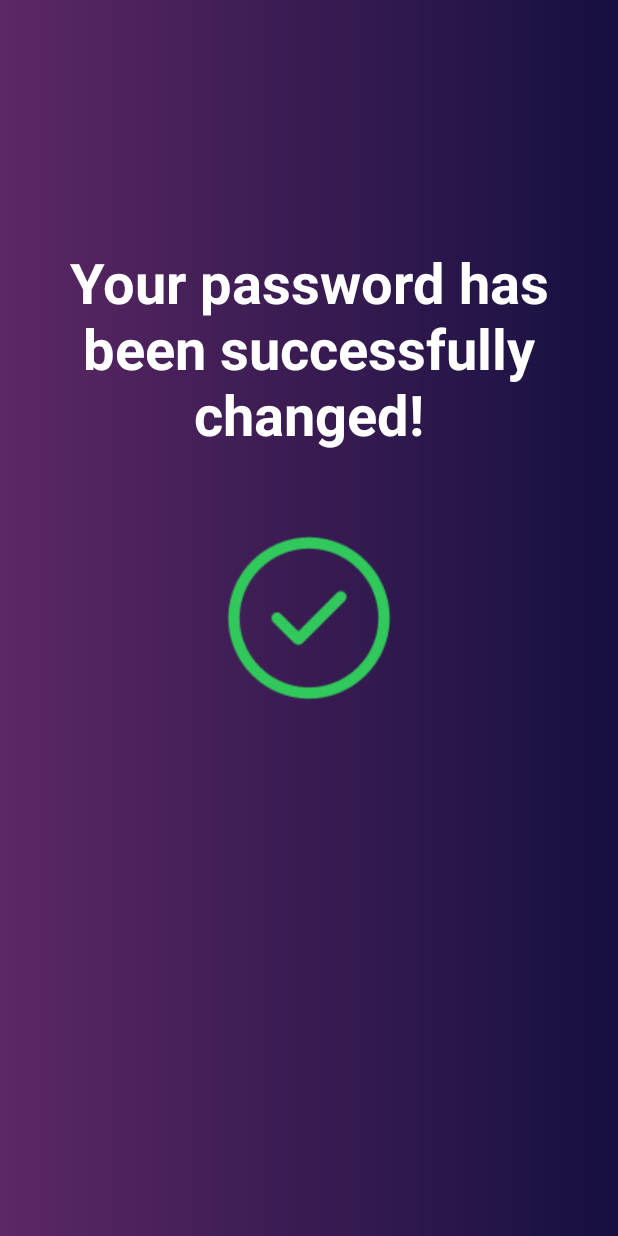
After one commit to Diyaz007/Wallet, an Android app: the congratsaltynai screen opened directly, with no data from a screen before it, on a phone screen of 412 x 824 dp. The commit adds this screen. Run offline under Robolectric (Android 15) with nearby library versions, the phone set to English and light mode, and no system bars.

Commit message:
Changing all code Islam

```diff
--- a/app/src/main/AndroidManifest.xml
+++ b/app/src/main/AndroidManifest.xml
@@ -12,6 +12,9 @@
         android:supportsRtl="true"
         android:theme="@style/Theme.Wallet"
         tools:targetApi="31">
+        <activity
+            android:name=".congratsaltynai"
+            android:exported="false" />
         <activity
             android:name=".changepasswordaltynai"
             android:exported="false" />
--- /dev/null
+++ b/app/src/main/java/com/example/wallet/congratsaltynai.kt
@@ -0,0 +1,11 @@
+package com.example.wallet
+
+import androidx.appcompat.app.AppCompatActivity
+import android.os.Bundle
+
+class congratsaltynai : AppCompatActivity() {
+    override fun onCreate(savedInstanceState: Bundle?) {
+        super.onCreate(savedInstanceState)
+        setContentView(R.layout.activity_congratsaltynai)
+    }
+}
--- a/app/src/main/res/layout/activity_confirmation_code.xml
+++ b/app/src/main/res/layout/activity_confirmation_code.xml
@@ -49,11 +49,12 @@
 
 
     <EditText
-        android:id="@+id/phone_number1"
         android:layout_width="54dp"
         android:layout_height="64dp"
         android:layout_marginEnd="36dp"
         android:hint="@string/_1"
+        android:inputType="number"
+        android:maxLength="1"
         android:gravity="center"
         android:textColorHint="@color/white"
         android:background="#251E34"
--- /dev/null
+++ b/app/src/main/res/layout/activity_congratsaltynai.xml
@@ -0,0 +1,34 @@
+<?xml version="1.0" encoding="utf-8"?>
+<androidx.constraintlayout.widget.ConstraintLayout xmlns:android="http://schemas.android.com/apk/res/android"
+    xmlns:app="http://schemas.android.com/apk/res-auto"
+    xmlns:tools="http://schemas.android.com/tools"
+    android:layout_width="match_parent"
+    android:layout_height="match_parent"
+    android:background="@drawable/background"
+    tools:context=".congratsaltynai">
+
+    <TextView
+        android:id="@+id/textView3"
+        android:layout_width="339dp"
+        android:layout_height="150dp"
+        android:gravity="center"
+        android:text="Your password has been successfully changed!"
+        android:textColor="@color/white"
+        android:textSize="37sp"
+        android:textStyle="bold"
+        app:layout_constraintBottom_toBottomOf="parent"
+        app:layout_constraintEnd_toEndOf="parent"
+        app:layout_constraintStart_toStartOf="parent"
+        app:layout_constraintTop_toTopOf="parent"
+        app:layout_constraintVertical_bias="0.233" />
+
+    <ImageView
+        android:layout_width="120sp"
+        android:layout_height="120sp"
+        android:background="@drawable/ticketaltynai"
+        app:layout_constraintBottom_toBottomOf="parent"
+        app:layout_constraintEnd_toEndOf="parent"
+        app:layout_constraintStart_toStartOf="parent"
+        app:layout_constraintTop_toTopOf="parent" />
+
+</androidx.constraintlayout.widget.ConstraintLayout>
```
Also changed, not shown: app/src/main/res/drawable/ticketaltynai.png (added).
